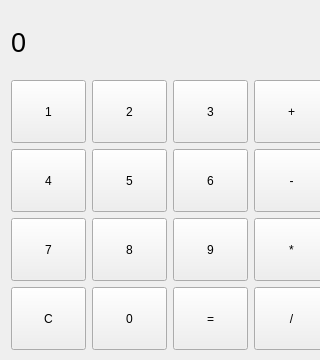
First picture: the form in de.morknet.sct.qt.example.calculator/mainwindow.ui, repository stmork/sctqtgen, before the edit.
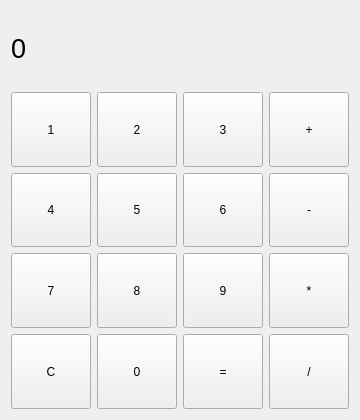
Second picture: the form after the edit.

Commit message: * Added AppIcon.  * Resizable Dialog.

What changed in the file:
```diff
--- a/de.morknet.sct.qt.example.calculator/mainwindow.ui
+++ b/de.morknet.sct.qt.example.calculator/mainwindow.ui
@@ -6,8 +6,8 @@
    <rect>
     <x>0</x>
     <y>0</y>
-    <width>320</width>
-    <height>360</height>
+    <width>360</width>
+    <height>420</height>
    </rect>
   </property>
   <property name="windowTitle">
@@ -20,15 +20,8 @@
      <verstretch>0</verstretch>
     </sizepolicy>
    </property>
-   <widget class="QWidget" name="gridLayoutWidget">
-    <property name="geometry">
-     <rect>
-      <x>0</x>
-      <y>0</y>
-      <width>340</width>
-      <height>361</height>
-     </rect>
-    </property>
+   <layout class="QGridLayout" name="gridLayout">
+    <item row="0" column="0">
     <layout class="QGridLayout" name="grid">
      <item row="1" column="0">
       <widget class="QPushButton" name="button1">
@@ -260,7 +253,8 @@
       </widget>
      </item>
     </layout>
-   </widget>
+    </item>
+   </layout>
   </widget>
  </widget>
  <layoutdefault spacing="6" margin="11"/>
```
Lines whose indentation alone changed are shown as unchanged. The commit also changes 5 other files.
